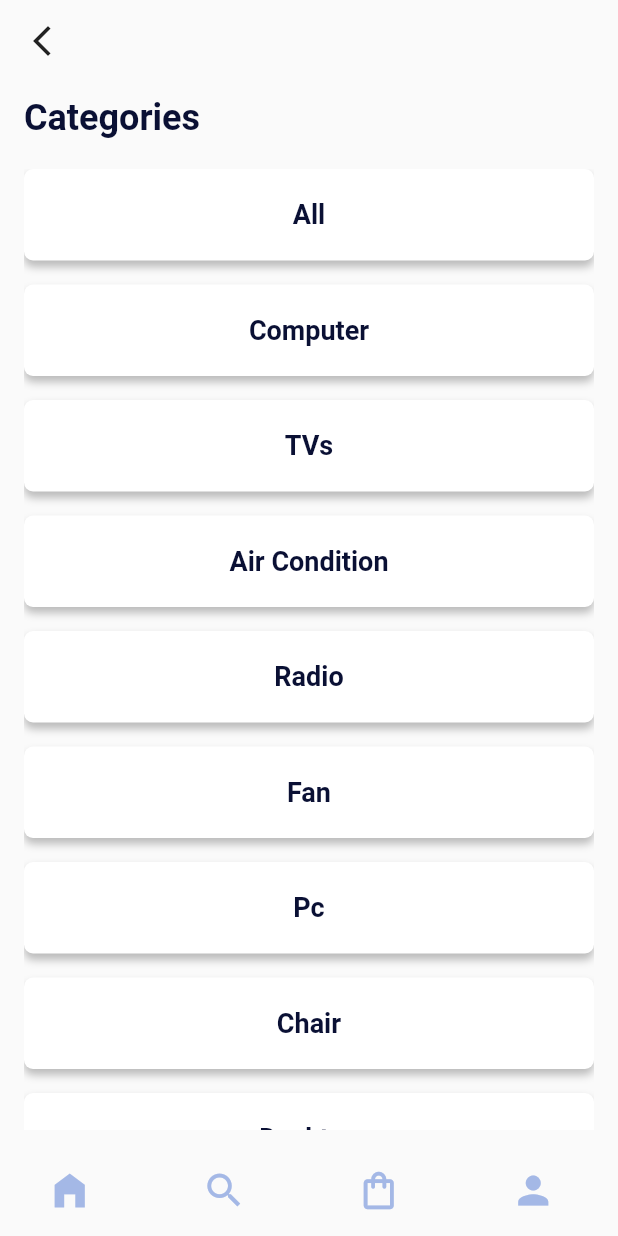
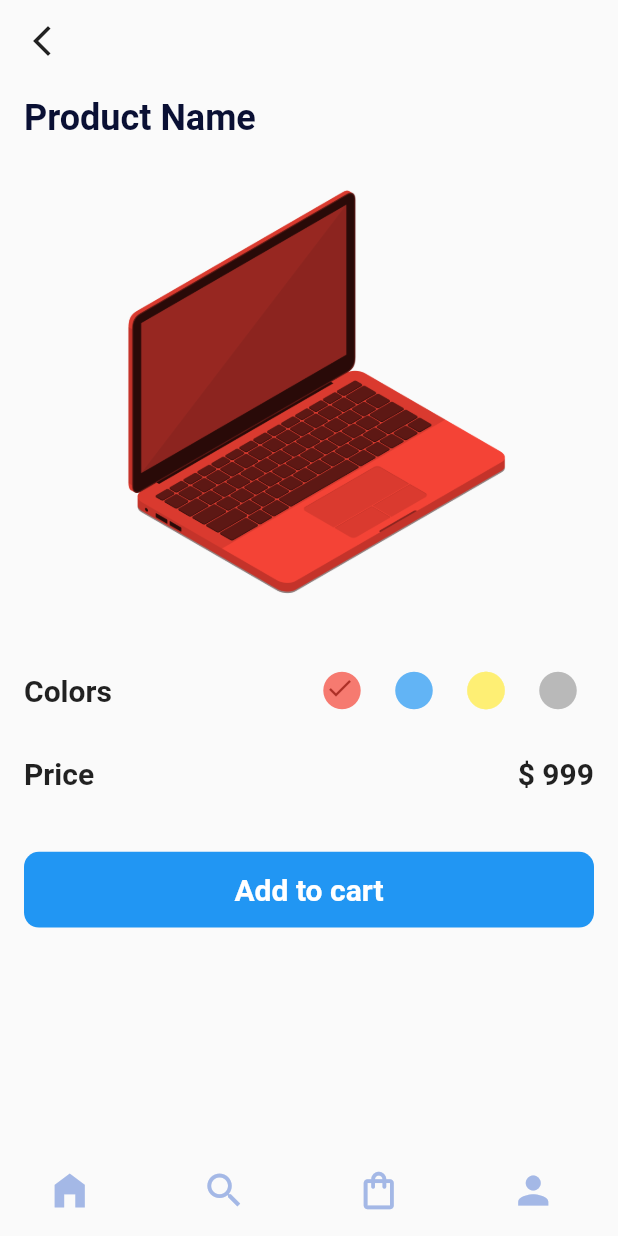
Before and after one commit to amjadfqs/fluttter-Tech_eCommerce, a Flutter app: the screen it shows after launch, on a phone screen of 412 x 824 dp. Run offline on Flutter 3.47's test engine with Material 2 defaults, Android fonts, the phone set to English and light mode, and no system bars.

Commit message:
Done Doing the HW

```diff
--- /dev/null
+++ b/lib/Screen/DetailPage.dart
@@ -0,0 +1,156 @@
+import 'package:flutter/material.dart';
+import 'package:lab_2/Constant/SizeConfig.dart';
+import 'package:lab_2/Constant/bottomBar.dart';
+
+import '../Constant/AppTitle.dart';
+
+class DetailPage extends StatefulWidget {
+  const DetailPage({super.key});
+
+  @override
+  State<DetailPage> createState() => _DetailPageState();
+}
+
+List mycolor = <Color>[
+  Colors.red,
+  Colors.blue,
+  Colors.yellow,
+  Colors.grey,
+];
+
+Color currentColor = mycolor[0];
+
+class _DetailPageState extends State<DetailPage> {
+  @override
+  Widget build(BuildContext context) {
+    return Scaffold(
+      body: SafeArea(
+        child: Stack(
+          children: [
+            Padding(
+              padding: const EdgeInsets.only(
+                left: 16,
+                right: 16,
+                bottom: 10,
+              ),
+              child: Column(
+                crossAxisAlignment: CrossAxisAlignment.start,
+                children: [
+                  AppTitle("Product Name", context),
+                  ColorFiltered(
+                    colorFilter: ColorFilter.mode(
+                      currentColor,
+                      BlendMode.modulate,
+                    ),
+                    child: Container(
+                      height: getHeightScreen(300),
+                      width: SizeOfConfig.widthScreen,
+                      child: Image.asset("assets/png/product.png"),
+                    ),
+                  ),
+                  SizedBox(
+                    height: getHeightScreen(20),
+                  ),
+                  Row(
+                    mainAxisAlignment: MainAxisAlignment.spaceBetween,
+                    children: [
+                      Text(
+                        'Colors ',
+                        style: TextStyle(
+                          fontSize: 20,
+                          fontWeight: FontWeight.bold,
+                        ),
+                      ),
+                      Row(
+                        children: [
+                          for (var i = 0; i < mycolor.length; i++)
+                            CircleColor(mycolor[i]),
+                        ],
+                      ),
+                    ],
+                  ),
+                  SizedBox(
+                    height: getHeightScreen(20),
+                  ),
+                  Row(
+                    mainAxisAlignment: MainAxisAlignment.spaceBetween,
+                    children: [
+                      Text(
+                        'Price ',
+                        style: TextStyle(
+                          fontSize: 20,
+                          fontWeight: FontWeight.bold,
+                        ),
+                      ),
+                      Text(
+                        '\$ 999',
+                        style: TextStyle(
+                          fontSize: 20,
+                          fontWeight: FontWeight.bold,
+                        ),
+                      ),
+                    ],
+                  ),
+                  SizedBox(
+                    height: getHeightScreen(40),
+                  ),
+                  // Add to cart button
+                  Container(
+                    height: getHeightScreen(50),
+                    width: SizeOfConfig.widthScreen,
+                    decoration: BoxDecoration(
+                      color: Colors.blue[500],
+                      borderRadius: BorderRadius.circular(10),
+                    ),
+                    child: Center(
+                      child: Text(
+                        'Add to cart',
+                        style: TextStyle(
+                          color: Colors.white,
+                          fontSize: 20,
+                          fontWeight: FontWeight.bold,
+                        ),
+                      ),
+                    ),
+                  ),
+                ],
+              ),
+            ),
+          ],
+        ),
+      ),
+      bottomNavigationBar: BottomBar(),
+    );
+  }
+
+  Widget CircleColor(Color mycolor) {
+    return Container(
+      child: Stack(
+        children: [
+          Positioned(
+            top: 12.5,
+            left: 12.5,
+            child: Icon(
+              Icons.check,
+              size: 20,
+              color:
+                  currentColor == mycolor ? Colors.black : Colors.transparent,
+            ),
+          ),
+          IconButton(
+            icon: Icon(
+              Icons.circle,
+              color: mycolor.withOpacity(0.70),
+              size: 30,
+            ),
+            onPressed: () {
+              setState(() {
+                currentColor = mycolor;
+              });
+            },
+          ),
+        ],
+      ),
+    );
+  }
+}
--- a/lib/main.dart
+++ b/lib/main.dart
@@ -1,5 +1,6 @@
 import 'package:flutter/material.dart';
 import 'package:lab_2/Screen/CategoriesPage.dart';
+import 'package:lab_2/Screen/DetailPage.dart';
 
 import 'Screen/CategoriesCurrent.dart';
 import 'Screen/Home.dart';
@@ -15,7 +16,7 @@ class MyApp extends StatelessWidget {
   Widget build(BuildContext context) {
     return MaterialApp(
       debugShowCheckedModeBanner: false,
-      home: CategoriesPage(),
+      home: DetailPage(),
     );
   }
 }
```
Also changed, not shown: pubspec.yaml (+9 -1 lines), pubspec.lock, 1 other file.
